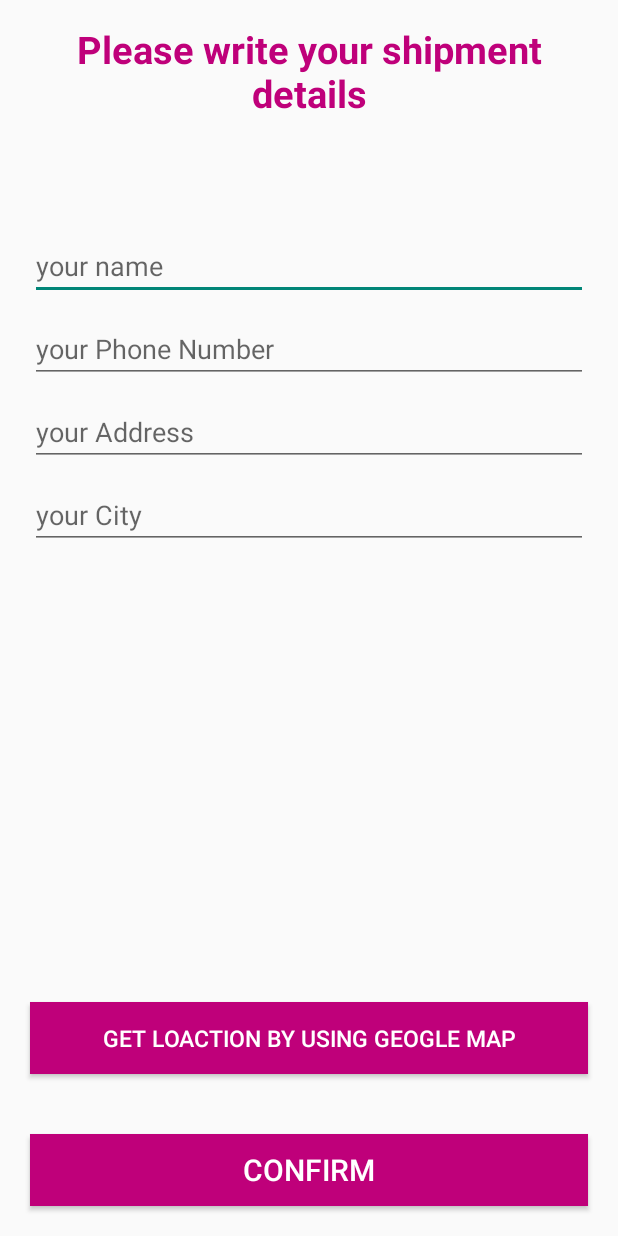
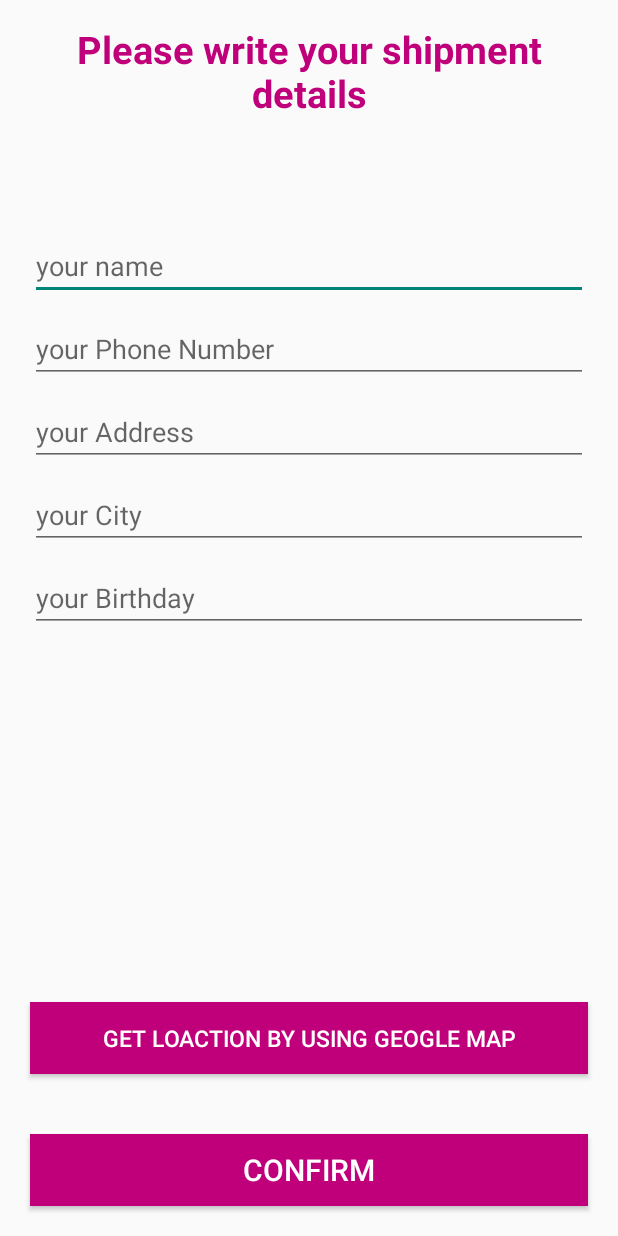
Before and after one commit to hebaabdelwhab/eCommerce, an Android app: the ConfirmFinalOrderActivity screen opened directly, with no data from a screen before it, on a phone screen of 412 x 824 dp. Run offline under Robolectric (Android 15) with nearby library versions, the phone set to English and light mode, and no system bars; our stand-ins replace Firebase (no records; nobody signed in at launch, a user with empty details on screens opened directly).

```diff
--- a/app/src/main/AndroidManifest.xml
+++ b/app/src/main/AndroidManifest.xml
@@ -4,9 +4,8 @@
 
     <uses-permission android:name="android.permission.INTERNET" />
     <uses-permission android:name="android.permission.ACCESS_NETWORK_STATE" />
-    <uses-permission android:name="android.permission.ACCESS_FINE_LOCATION"/>
-    <uses-permission android:name="android.permission.ACCESS_COARSE_LOCATION"/>
-
+    <uses-permission android:name="android.permission.ACCESS_FINE_LOCATION" />
+    <uses-permission android:name="android.permission.ACCESS_COARSE_LOCATION" />
 
     <application
         android:allowBackup="true"
@@ -15,7 +14,7 @@
         android:roundIcon="@mipmap/ic_launcher_round"
         android:supportsRtl="true"
         android:theme="@style/Theme.ECommerce">
-        <activity android:name=".ConfirmFinalOrderActivity"></activity>
+        <activity android:name=".ConfirmFinalOrderActivity" />
         <activity android:name=".CartActivity" />
         <activity android:name=".ProductDetailsActivity" />
         <activity android:name=".SettingsActivity" />
--- a/app/src/main/java/com/example/ecommerce/ConfirmFinalOrderActivity.java
+++ b/app/src/main/java/com/example/ecommerce/ConfirmFinalOrderActivity.java
@@ -8,6 +8,7 @@ import androidx.core.content.ContextCompat;
 
 import android.Manifest;
 import android.annotation.SuppressLint;
+import android.app.DatePickerDialog;
 import android.content.Context;
 import android.content.DialogInterface;
 import android.content.Intent;
@@ -22,6 +23,7 @@ import android.provider.Settings;
 import android.text.TextUtils;
 import android.view.View;
 import android.widget.Button;
+import android.widget.DatePicker;
 import android.widget.EditText;
 import android.widget.TextView;
 import android.widget.Toast;
@@ -35,6 +37,7 @@ import com.google.firebase.database.FirebaseDatabase;
 import org.jetbrains.annotations.NotNull;
 
 import java.text.SimpleDateFormat;
+import java.time.Year;
 import java.util.Calendar;
 import java.util.HashMap;
 import java.util.List;
@@ -45,8 +48,12 @@ public class ConfirmFinalOrderActivity extends AppCompatActivity implements Loca
     private  EditText nameEditText , PhoneEditText , AddressEditText , CityEditText;
     private Button ConfirmBtn,GeogleMapBtn;
     private  String TotalPrice ="";
-    TextView mapaddress;
+    private  EditText BirthdayEditText;
+    //for graph
     LocationManager locationManager;
+    //for caleder;
+    Calendar mCurrentDate;
+    int day , month , year;
     @Override
     protected void onCreate(Bundle savedInstanceState) {
         super.onCreate(savedInstanceState);
@@ -66,7 +73,26 @@ public class ConfirmFinalOrderActivity extends AppCompatActivity implements Loca
          CityEditText = findViewById(R.id.shippment_City_name);
          ConfirmBtn = findViewById(R.id.Confirm_final_order_btn);
          GeogleMapBtn = findViewById(R.id.GetLocation_btn);
-         mapaddress = findViewById(R.id.mapaddress);
+         //for calender ;
+         BirthdayEditText = findViewById(R.id.Birthday);
+         mCurrentDate = Calendar.getInstance();
+         day = mCurrentDate.get(Calendar.DAY_OF_MONTH);
+         month = mCurrentDate.get(Calendar.MONTH);
+         year = mCurrentDate.get(Calendar.YEAR);
+         month = month+1;
+        BirthdayEditText.setOnClickListener(new View.OnClickListener() {
+            @Override
+            public void onClick(View v) {
+                DatePickerDialog datePickerDialog = new DatePickerDialog(ConfirmFinalOrderActivity.this, new DatePickerDialog.OnDateSetListener() {
+                    @Override
+                    public void onDateSet(DatePicker view, int year, int month, int dayOfMonth) {
+                        month = month +1;
+                        BirthdayEditText.setText(dayOfMonth+"/"+month+"/"+year);
+                    }
+                },year,month,day);
+                datePickerDialog.show();
+             }
+        });
          //-----------------------------------------------------
          //Step[2]
          ConfirmBtn.setOnClickListener(new View.OnClickListener() {
@@ -140,6 +166,10 @@ public class ConfirmFinalOrderActivity extends AppCompatActivity implements Loca
          {
              Toast.makeText(this, "Please provide your City.", Toast.LENGTH_SHORT).show();
          }
+         else if(TextUtils.isEmpty(BirthdayEditText.getText().toString()))
+         {
+             Toast.makeText(this, "Please Enter your birth day.", Toast.LENGTH_SHORT).show();
+         }
          else
          {
              confirm();
@@ -164,6 +194,8 @@ public class ConfirmFinalOrderActivity extends AppCompatActivity implements Loca
         OrderMap.put("date",saveCurrentDate);
         OrderMap.put("time",saveCurrentTime);
         OrderMap.put("state","notshipped");
+        OrderMap.put("birthday",BirthdayEditText.getText().toString());
+
         cartListRef.updateChildren(OrderMap).addOnCompleteListener(new OnCompleteListener<Void>() {
             @Override
             public void onComplete(@NonNull @NotNull Task<Void> task) {
--- a/app/src/main/res/layout/activity_confirm_final_order.xml
+++ b/app/src/main/res/layout/activity_confirm_final_order.xml
@@ -53,18 +53,16 @@
         android:layout_marginLeft="20dp"
         android:layout_marginRight="20dp"
         android:hint="your City"/>
-    <TextView
-        android:id="@+id/mapaddress"
+
+    <EditText
+        android:id="@+id/Birthday"
         android:layout_width="match_parent"
         android:layout_height="wrap_content"
-        android:text=" "
-        android:textSize="25dp"
-        android:layout_above="@+id/GetLocation_btn"
-        android:textColor="@color/colorPrimary"
-        android:layout_margin="15dp"
-        android:textAlignment="center"
-        android:textStyle="bold"
-        />
+        android:layout_below="@+id/shippment_City_name"
+        android:layout_marginTop="10dp"
+        android:layout_marginLeft="20dp"
+        android:layout_marginRight="20dp"
+        android:hint="your Birthday" />
     <Button
         android:id="@+id/GetLocation_btn"
         android:layout_width="match_parent"
```
